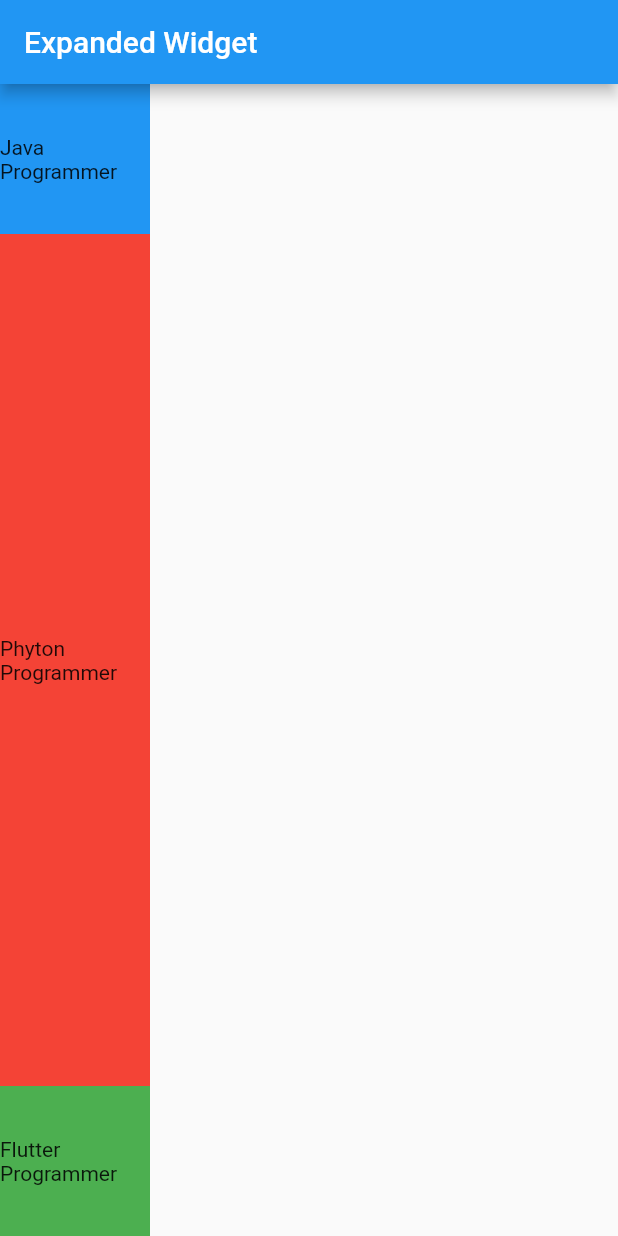
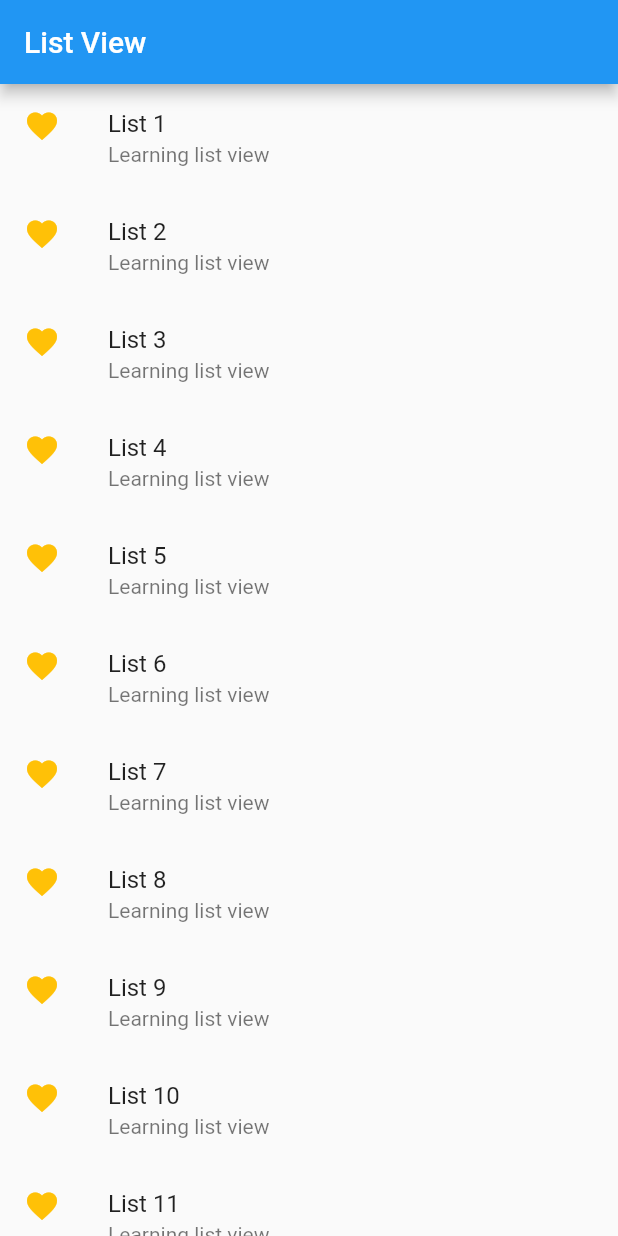
Before and after one commit to AiDinaAgustin/expanded, a Flutter app: the screen it shows after launch, on a phone screen of 412 x 824 dp. Run offline on Flutter 3.47's test engine with Material 2 defaults, Android fonts, the phone set to English and light mode, and no system bars.

Commit message:
Program List View dengan Contructor

```diff
--- a/lib/main.dart
+++ b/lib/main.dart
@@ -1,47 +1,30 @@
 import 'package:flutter/material.dart';
 
 void main() {
-  runApp(MyApp());
+  runApp(ListV());
 }
 
-class MyApp extends StatelessWidget {
-  const MyApp({Key? key});
+class ListV extends StatelessWidget {
+  final List<Widget> w = [];
+
+  ListV() {
+    for (int i = 1; i <= 50; i++) {
+      w.add(ListTile(
+        leading: Icon(Icons.favorite, color: Colors.amber),
+        title: Text("List $i"),
+        subtitle: Text("Learning list view"),
+      ));
+    }
+  }
 
   @override
   Widget build(BuildContext context) {
     return MaterialApp(
       debugShowCheckedModeBanner: false,
       home: Scaffold(
-        appBar: AppBar(title: const Text('Expanded Widget')),
-        body: Column(
-          children: [
-            Container(
-              color: Colors.blue,
-              height: 100,
-              width: 100,
-              child: Center(
-                child: Text('Java Programmer'),
-              ),
-            ),
-            Expanded(
-              child: Container(
-                color: Colors.red,
-                height: 100,
-                width: 100,
-                child: Center(
-                  child: Text('Phyton Programmer'),
-                ),
-              ),
-            ),
-            Container(
-              color: Colors.green,
-              height: 100,
-              width: 100,
-              child: Center(
-                child: Text('Flutter Programmer'),
-              ),
-            ),
-          ],
+        appBar: AppBar(title: Text("List View")),
+        body: ListView(
+          children: w,
         ),
       ),
     );
```
